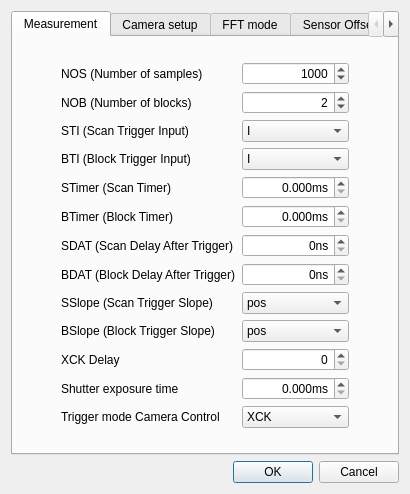
First picture: the form in lsc-gui/dialogsettings.ui, repository Entwicklungsburo-Stresing/EBST_CAM, before the edit.
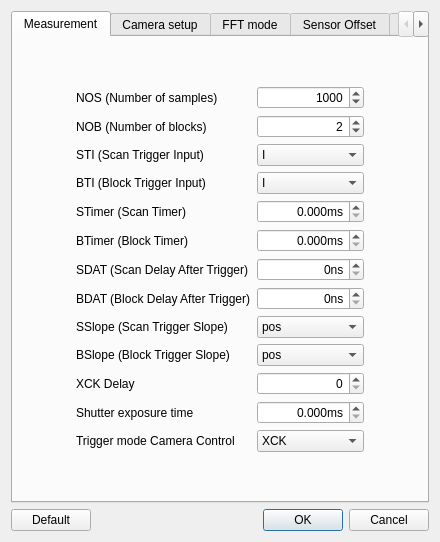
Second picture: the form after the edit.

Commit message: Add default button to settings dialog

The edit to the form file:
```diff
--- a/lsc-gui/dialogsettings.ui
+++ b/lsc-gui/dialogsettings.ui
@@ -6,15 +6,13 @@
    <rect>
     <x>0</x>
     <y>0</y>
-    <width>410</width>
-    <height>451</height>
+    <width>440</width>
+    <height>542</height>
    </rect>
   </property>
   <property name="windowTitle">
    <string>Settings</string>
   </property>
-  <layout class="QVBoxLayout" name="verticalLayoutD">
-   <item>
     <layout class="QVBoxLayout" name="verticalLayout">
      <item>
       <widget class="QTabWidget" name="tabWidget">
@@ -1428,6 +1426,15 @@
          </item>
         </layout>
        </widget>
+    </widget>
+   </item>
+   <item>
+    <layout class="QHBoxLayout" name="horizontalLayoutButtons">
+     <item>
+      <widget class="QPushButton" name="pushButtonDefault">
+       <property name="text">
+        <string>Default</string>
+       </property>
       </widget>
      </item>
      <item>
```
Lines whose indentation alone changed are shown as unchanged. The commit also changes 2 other files.
